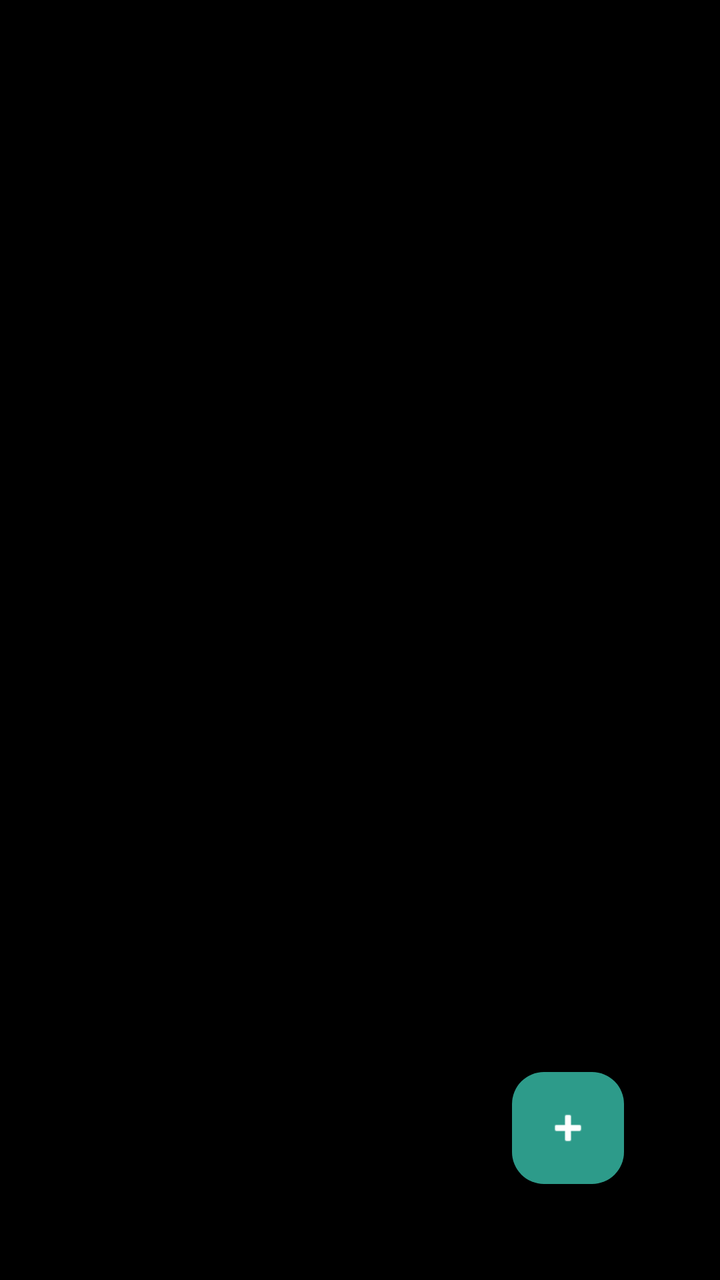
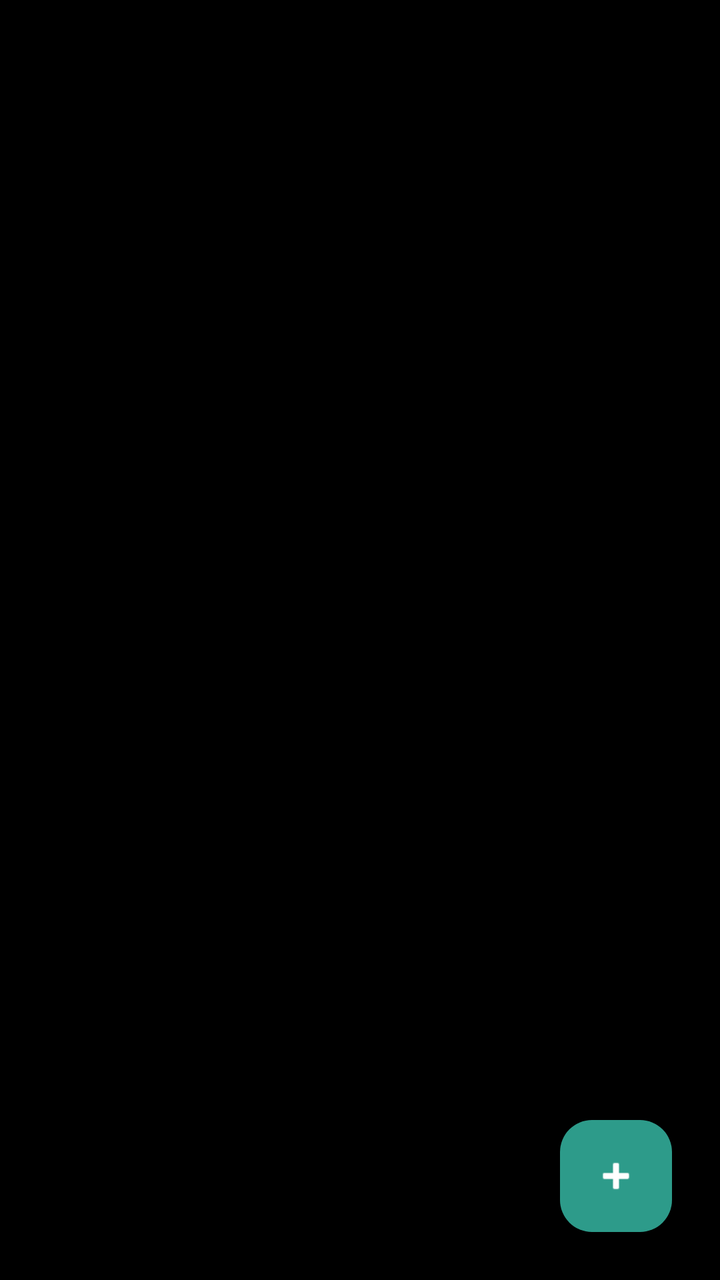

Screens rendered from an Android XML layout before and after an edit, with the pre-edit source and the edit as a unified diff.
<!-- AndroidManifest.xml: application theme Theme.Splitwise -->
<!-- res/layout/fragment_home.xml -->
<?xml version="1.0" encoding="utf-8"?>
<ScrollView xmlns:android="http://schemas.android.com/apk/res/android"
    xmlns:app="http://schemas.android.com/apk/res-auto"
    android:layout_width="match_parent"
    android:layout_height="match_parent"
    android:background="@color/black"
    android:fillViewport="true">
    <RelativeLayout xmlns:android="http://schemas.android.com/apk/res/android"
        xmlns:app="http://schemas.android.com/apk/res-auto"
        android:layout_width="match_parent"
        android:layout_height="match_parent"
        android:background="@color/black"
        android:padding="24dp">

        <androidx.recyclerview.widget.RecyclerView
            android:id="@+id/rvExpenses"
            android:layout_width="match_parent"
            android:layout_height="match_parent"
            android:clipToPadding="false"
            android:paddingBottom="88dp"
            android:layout_marginTop="16dp"
            />

        <com.google.android.material.floatingactionbutton.FloatingActionButton
            android:id="@+id/fabAddExpense"
            android:layout_width="wrap_content"
            android:layout_height="wrap_content"
            android:layout_alignParentEnd="true"
            android:layout_alignParentBottom="true"
            android:layout_margin="24dp"
            android:contentDescription="Add Expense"
            android:src="@android:drawable/ic_input_add"
            app:backgroundTint="@color/profile_primary_button"
            app:tint="@color/white" />

    </RelativeLayout>
</ScrollView>
<!-- resources referenced by this layout -->
<resources>
  <color name="black">#FF000000</color>
  <color name="profile_primary_button">#2D9B8A</color>
  <color name="white">#FFFFFFFF</color>
  <style name="Theme.Splitwise" parent="Base.Theme.Splitwise" />
  <style name="Base.Theme.Splitwise" parent="Theme.Material3.DayNight.NoActionBar">
          <item name="colorPrimary">@color/darkGrey</item>
          <item name="colorOnPrimary">@color/white</item>
          <item name="android:statusBarColor">@color/black</item>
          <item name="android:navigationBarColor">@color/black</item>
          <item name="android:windowLightStatusBar">false</item>
          <item name="indicatorColor">@color/grey</item>
  
          <item name="android:spinnerStyle">@style/Widget.Splitwise.Spinner</item>
          <item name="textInputStyle">@style/Widget.Splitwise.TextInputLayout.OutlinedBox</item>
      </style>
  <color name="darkGrey">#1A1A1A</color>
  <color name="grey">#A0A0A0</color>
  <style name="Widget.Splitwise.Spinner" parent="Widget.AppCompat.Spinner">
          <item name="android:popupBackground">@color/white</item>
      </style>
  <style name="Widget.Splitwise.TextInputLayout.OutlinedBox" parent="Widget.MaterialComponents.TextInputLayout.OutlinedBox">
          <item name="boxStrokeColor">@color/text_input_box_stroke</item>
          <item name="boxStrokeWidth">2dp</item>
          <item name="boxStrokeWidthFocused">2dp</item>
          <item name="hintTextColor">@color/darkGrey</item>
          <item name="android:textColorHint">@color/grey</item>
          <item name="endIconTint">@color/darkGrey</item>
          <item name="boxCornerRadiusTopStart">12dp</item>
          <item name="boxCornerRadiusTopEnd">12dp</item>
          <item name="boxCornerRadiusBottomStart">12dp</item>
          <item name="boxCornerRadiusBottomEnd">12dp</item>
      </style>
</resources>

<!-- the commit's change to res/layout/fragment_home.xml (unified diff, before → after) -->
@@ -1,37 +1,31 @@
 <?xml version="1.0" encoding="utf-8"?>
-<ScrollView xmlns:android="http://schemas.android.com/apk/res/android"
+<LinearLayout xmlns:android="http://schemas.android.com/apk/res/android"
     xmlns:app="http://schemas.android.com/apk/res-auto"
     android:layout_width="match_parent"
     android:layout_height="match_parent"
     android:background="@color/black"
-    android:fillViewport="true">
-    <RelativeLayout xmlns:android="http://schemas.android.com/apk/res/android"
-        xmlns:app="http://schemas.android.com/apk/res-auto"
+    android:orientation="vertical">
+
+    <FrameLayout
         android:layout_width="match_parent"
-        android:layout_height="match_parent"
-        android:background="@color/black"
-        android:padding="24dp">
+        android:layout_height="match_parent">
 
         <androidx.recyclerview.widget.RecyclerView
             android:id="@+id/rvExpenses"
             android:layout_width="match_parent"
             android:layout_height="match_parent"
             android:clipToPadding="false"
-            android:paddingBottom="88dp"
-            android:layout_marginTop="16dp"
-            />
+            android:padding="16dp" />
 
         <com.google.android.material.floatingactionbutton.FloatingActionButton
             android:id="@+id/fabAddExpense"
             android:layout_width="wrap_content"
             android:layout_height="wrap_content"
-            android:layout_alignParentEnd="true"
-            android:layout_alignParentBottom="true"
+            android:layout_gravity="bottom|end"
             android:layout_margin="24dp"
             android:contentDescription="Add Expense"
             android:src="@android:drawable/ic_input_add"
             app:backgroundTint="@color/profile_primary_button"
             app:tint="@color/white" />
-
-    </RelativeLayout>
-</ScrollView>
+    </FrameLayout>
+</LinearLayout>
